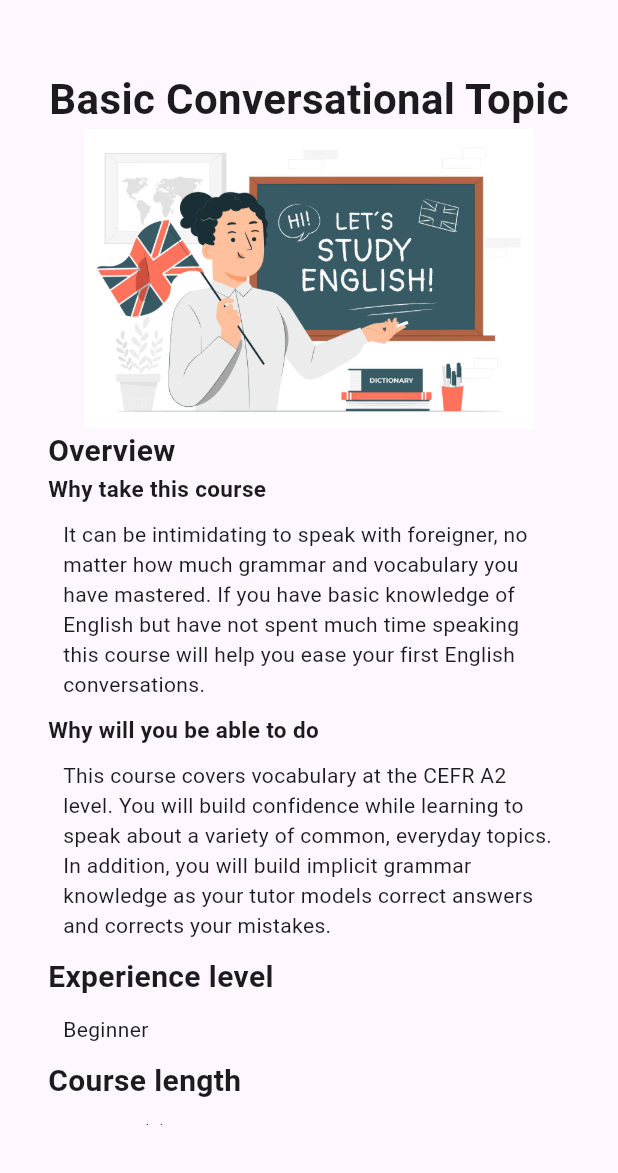
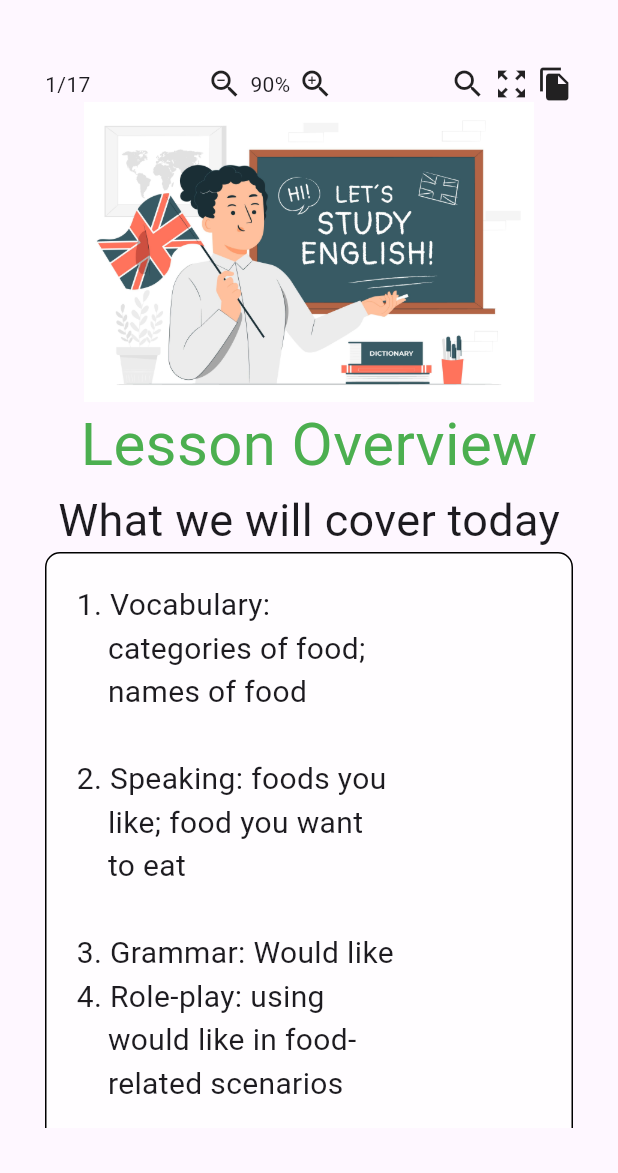
Before and after one commit to MarsonVo2002/1-on-1-Learning, a Flutter app: the screen it shows after launch, on a phone screen of 412 x 824 dp, the part 63-1236 px from its top. Run offline on Flutter 3.47's test engine with Material 2 defaults, Android fonts, the phone set to English and light mode, and no system bars.

Commit message:
Lesson screen

```diff
--- /dev/null
+++ b/lib/Lesson/lesson.dart
@@ -0,0 +1,108 @@
+import 'package:flutter/material.dart';
+
+class Lesson extends StatelessWidget {
+  const Lesson({super.key});
+
+  @override
+  Widget build(BuildContext context) {
+    // TODO: implement build
+    return Container(
+      padding: const EdgeInsets.all(30),
+      child: ListView(children: [
+        const Row(
+          mainAxisSize: MainAxisSize.max,
+          mainAxisAlignment: MainAxisAlignment.spaceBetween,
+          children: [
+            Text('1/17'),
+            Row(
+              children: [
+                Icon(Icons.zoom_out),
+                SizedBox(
+                  width: 5,
+                ),
+                Text('90%'),
+                SizedBox(
+                  width: 5,
+                ),
+                Icon(Icons.zoom_in)
+              ],
+            ),
+            Row(
+              children: [
+                Icon(Icons.search),
+                SizedBox(
+                  width: 5,
+                ),
+                Icon(Icons.zoom_out_map),
+                SizedBox(
+                  width: 5,
+                ),
+                Icon(Icons.file_copy)
+              ],
+            ),
+          ],
+        ),
+        const Image(
+              image: AssetImage('asset/images/English.jpg'),
+              width: 300,
+              height: 200,
+            ),
+        const Row(
+          mainAxisSize: MainAxisSize.max,
+          mainAxisAlignment: MainAxisAlignment.center,
+          children: [
+            Text(
+              'Lesson Overview',
+              style: TextStyle(color: Colors.green, fontSize: 40),
+            )
+          ],
+        ),
+        const Row(
+          mainAxisSize: MainAxisSize.max,
+          mainAxisAlignment: MainAxisAlignment.center,
+          children: [
+            Text(
+              'What we will cover today',
+              style: TextStyle(fontSize: 30),
+            )
+          ],
+        ),
+        Container(
+          decoration: BoxDecoration(
+            border: Border.all(),
+            borderRadius: BorderRadius.circular(10),
+            color: Colors.white70,
+          ),
+          padding: const EdgeInsets.all(20),
+          child: const Column(
+            crossAxisAlignment: CrossAxisAlignment.start,
+            children: [
+              Text(
+                '1. Vocabulary:\n'
+                '    categories of food;\n'
+                '    names of food\n',
+                style: TextStyle(fontSize: 20),
+              ),
+              Text(
+                '2. Speaking: foods you\n'
+                '    like; food you want\n'
+                '    to eat\n',
+                style: TextStyle(fontSize: 20),
+              ),
+              Text(
+                '3. Grammar: Would like',
+                style: TextStyle(fontSize: 20),
+              ),
+              Text(
+                '4. Role-play: using\n'
+                '    would like in food-\n'
+                '    related scenarios\n',
+                style: TextStyle(fontSize: 20),
+              ),
+            ],
+          ),
+        )
+      ]),
+    );
+  }
+}
--- a/lib/main.dart
+++ b/lib/main.dart
@@ -2,6 +2,7 @@ import 'package:flutter/material.dart';
 import 'package:lettutor/Course/course.dart';
 import 'package:lettutor/CourseInfo/course_info.dart';
 import 'package:lettutor/History/history.dart';
+import 'package:lettutor/Lesson/lesson.dart';
 import 'package:lettutor/Login/login.dart';
 import 'package:lettutor/Schedule/schedule.dart';
 import 'package:lettutor/Teacher/teacher.dart';
@@ -43,7 +44,7 @@ class MyApp extends StatelessWidget {
           title: const Text('Flutter layout demo'),
         ),
         body: const Center(
-          child: CourseInfo(),
+          child: Lesson(),
         ),
       ),
     );
```
